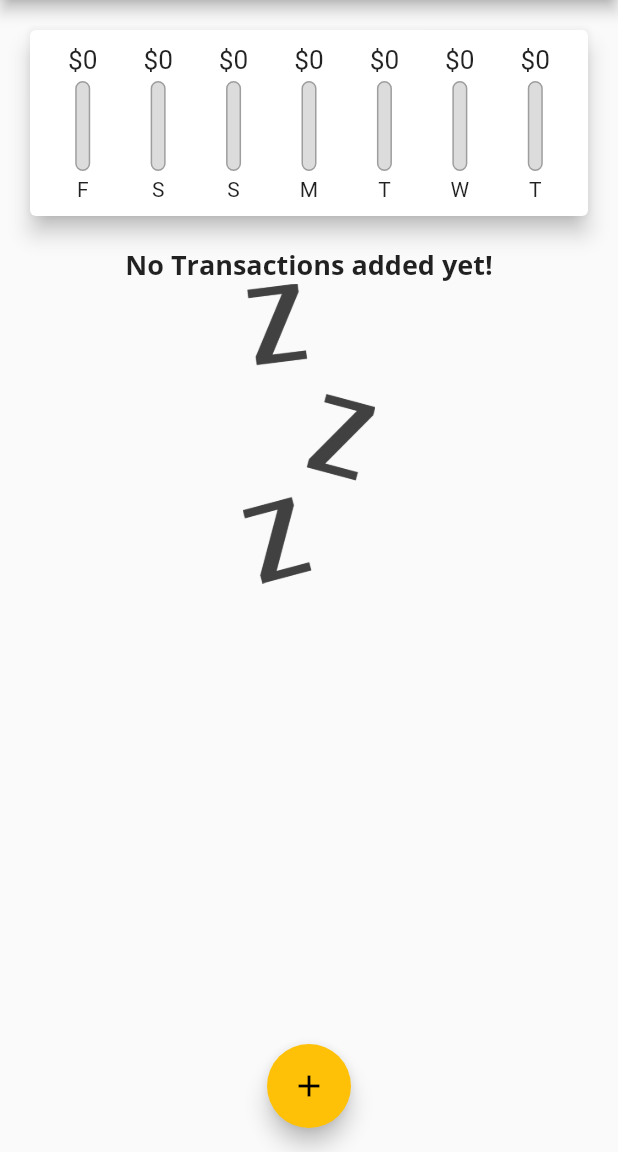
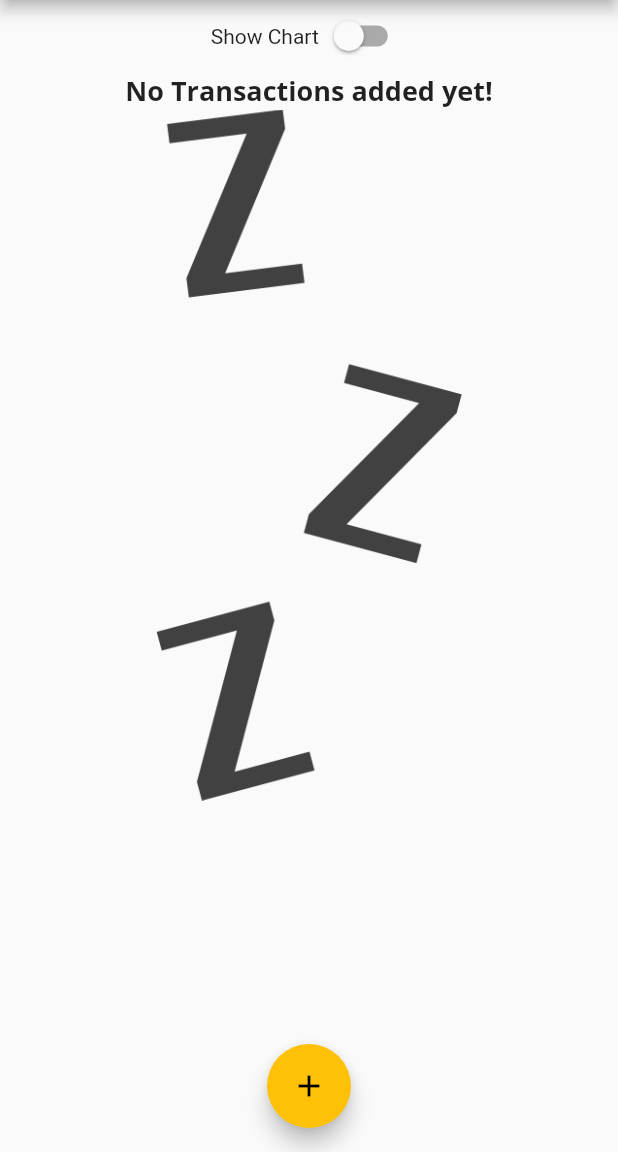
Before and after one commit to yousefokasha61/Money-Tracker-App, a Flutter app: the screen it shows after launch, on a phone screen of 412 x 824 dp, the part 84-1236 px from its top. Run offline on Flutter 3.47's test engine with Material 2 defaults, Android fonts, the phone set to English and light mode, and no system bars.

Commit message:
Responsive design

```diff
--- a/lib/main.dart
+++ b/lib/main.dart
@@ -1,10 +1,20 @@
 import 'package:flutter/material.dart';
+import 'package:flutter/services.dart';
 import './widgets/new_transaction.dart';
 import './widgets/transaction_list.dart';
 import './models/transaction.dart';
 import './widgets/chart.dart';
 
-void main() => runApp(MyApp());
+void main() {
+  // WidgetsFlutterBinding.ensureInitialized();
+  // SystemChrome.setPreferredOrientations(
+  //   [
+  //     DeviceOrientation.portraitDown,
+  //     DeviceOrientation.portraitUp,
+  //   ],
+  // );
+  runApp(MyApp());
+}
 
 class MyApp extends StatelessWidget {
   @override
@@ -60,6 +70,8 @@ class _MyHomePageState extends State<MyHomePage> {
     //     date: DateTime.now())
   ];
 
+  bool _showChart = false;
+
   List<Transaction> get _recentTransactions {
     return _userTransactions.where((tx) {
       return tx.date.isAfter(
@@ -107,8 +119,7 @@ class _MyHomePageState extends State<MyHomePage> {
 
   @override
   Widget build(BuildContext context) {
-    return Scaffold(
-      appBar: AppBar(
+    final appBar = AppBar(
       title: Text('Money Tracker'),
       actions: <Widget>[
         IconButton(
@@ -116,14 +127,43 @@ class _MyHomePageState extends State<MyHomePage> {
           icon: Icon(Icons.add),
         ),
       ],
-      ),
+    );
+    return Scaffold(
+      appBar: appBar,
       body: SingleChildScrollView(
         child: Column(
           //mainAxisAlignment: MainAxisAlignment.spaceAround,
           crossAxisAlignment: CrossAxisAlignment.center,
           children: <Widget>[
-            Chart(_recentTransactions),
+            Row(
+              children: [
+                Text('Show Chart'),
+                Switch(
+                    value: _showChart,
+                    onChanged: (val) {
+                      setState(() {
+                        _showChart = val;
+                      });
+                    }),
+              ],
+              mainAxisAlignment: MainAxisAlignment.center,
+            ),
+            _showChart
+                ? Container(
+                    height: (MediaQuery.of(context).size.height -
+                            appBar.preferredSize.height -
+                            MediaQuery.of(context).padding.top) *
+                        0.7,
+                    child: Chart(_recentTransactions),
+                  )
+                : Container(
+                    height: (MediaQuery.of(context).size.height -
+                            appBar.preferredSize.height -
+                            MediaQuery.of(context).padding.top) *
+                        1,
+                    child:
                         TransactionList(_userTransactions, _deleteTransaction),
+                  ),
           ],
         ),
       ),
--- a/lib/widgets/chart_bar.dart
+++ b/lib/widgets/chart_bar.dart
@@ -9,19 +9,21 @@ class ChartBar extends StatelessWidget {
 
   @override
   Widget build(BuildContext context) {
+    return LayoutBuilder(
+      builder: (ctx, constraints) {
         return Column(
           children: <Widget>[
             Container(
-          height: 20,
+              height: constraints.maxHeight * 0.15,
               child: FittedBox(
                 child: Text('\$${spendingAmount.toStringAsFixed(0)}'),
               ),
             ),
             SizedBox(
-          height: 4,
+              height: constraints.maxHeight * 0.05,
             ),
             Container(
-          height: 60,
+              height: constraints.maxHeight * 0.6,
               width: 10,
               child: Stack(
                 children: <Widget>[
@@ -45,10 +47,17 @@ class ChartBar extends StatelessWidget {
               ),
             ),
             SizedBox(
-          height: 4,
+              height: constraints.maxHeight * 0.05,
             ),
-        Text(label),
+            Container(
+              height: constraints.maxHeight * 0.15,
+              child: FittedBox(
+                child: Text(label),
+              ),
+            ),
           ],
+        );
+      },
     );
   }
 }
--- a/lib/widgets/transaction_list.dart
+++ b/lib/widgets/transaction_list.dart
@@ -1,4 +1,5 @@
 import 'package:flutter/material.dart';
+import 'package:flutter/rendering.dart';
 import '../models/transaction.dart';
 import 'package:intl/intl.dart';
 
@@ -10,24 +11,24 @@ class TransactionList extends StatelessWidget {
 
   @override
   Widget build(BuildContext context) {
-    return Container(
-      height: 450,
-      child: transactions.isEmpty
-          ? Column(
+    return transactions.isEmpty
+        ? LayoutBuilder(builder: (ctx, constraints) {
+            return Column(
               children: <Widget>[
                 Text(
                   'No Transactions added yet!',
                   style: Theme.of(context).textTheme.title,
                 ),
                 Container(
-                  height: 200,
+                  height: constraints.maxHeight * 0.6,
                   child: Image.asset(
                     'assets/images/waiting.png',
                     fit: BoxFit.cover,
                   ),
                 )
               ],
-            )
+            );
+          })
         : ListView.builder(
             itemBuilder: (ctx, index) {
               return Card(
@@ -62,7 +63,6 @@ class TransactionList extends StatelessWidget {
               );
             },
             itemCount: transactions.length,
-            ),
           );
   }
 }
```
Lines whose indentation alone changed are shown as unchanged.
